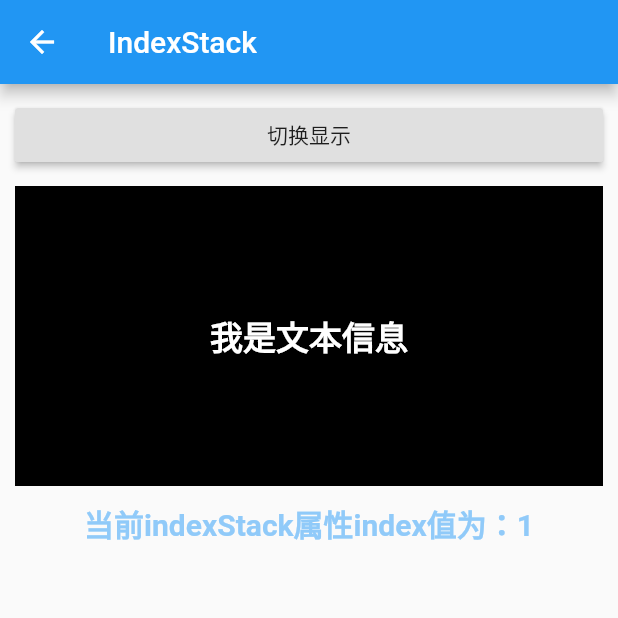
After one commit to WuJinLi/flutterDemo, a Flutter app: the IndexStackLayout screen opened directly, after a tap on "切换显示", on a phone screen of 412 x 824 dp, the top half of it. The commit adds this screen. Run offline on Flutter 3.47's test engine with Material 2 defaults, Android fonts, the phone set to English and light mode, and no system bars; our stand-ins replace date_format, flutter_datetime_picker, toast; generated files the repository leaves out were written again; network calls fail.

Commit message:
添加indexstack，实现多个组件指定显示功能

```diff
--- /dev/null
+++ b/lib/pages/page/layout/index_stack_layout.dart
@@ -0,0 +1,89 @@
+import 'package:flutter/material.dart';
+
+/**
+ * indexStack实现指定child展示的布局的演
+ * indexStack继承Stack，它的作用是显示第index个child，其他的子child都是不可见的
+ */
+class IndexStackLayout extends StatefulWidget {
+  @override
+  State<StatefulWidget> createState() => _IndexStackLayoutState();
+}
+
+class _IndexStackLayoutState extends State<IndexStackLayout> {
+  int index = 0;
+
+  @override
+  Widget build(BuildContext context) {
+    // TODO: implement build
+    return Scaffold(
+      appBar: AppBar(
+        title: Text('IndexStack'),
+      ),
+      body: Padding(
+        padding: EdgeInsets.all(10.0),
+        child: Column(
+          children: <Widget>[
+            Row(
+              children: <Widget>[
+                Expanded(
+                    child: RaisedButton(
+                  onPressed: () {
+                    if (this.index == 0) {
+                      setState(() {
+                        this.index = 1;
+                      });
+                    } else if (this.index == 1) {
+                      setState(() {
+                        this.index = 0;
+                      });
+                    }
+                  },
+                  child: Text("切换显示"),
+                ))
+              ],
+            ),
+            SizedBox(
+              height: 10,
+            ),
+            IndexedStack(
+              index: this.index,
+              children: <Widget>[
+                Image.network(
+                    'http://img4.cache.netease.com/photo/0001/2010-04-17/64EFS71V05RQ0001.jpg'),
+                Container(
+                  width: double.infinity,
+                  height: 200,
+                  alignment: Alignment.center,
+                  decoration: BoxDecoration(color: Colors.black),
+                  child: Text(
+                    '我是文本信息',
+                    style: TextStyle(
+                        fontSize: 22.0,
+                        fontWeight: FontWeight.bold,
+                        color: Colors.white),
+                  ),
+                )
+              ],
+            ),
+            SizedBox(
+              height: 10,
+            ),
+            Row(
+              children: <Widget>[
+                Expanded(
+                    child: Text(
+                  '当前indexStack属性index值为：${index}',
+                  textAlign: TextAlign.center,
+                  style: TextStyle(
+                      fontSize: 20.0,
+                      color: Colors.blue[200],
+                      fontWeight: FontWeight.bold),
+                ))
+              ],
+            )
+          ],
+        ),
+      ),
+    );
+  }
+}
--- a/lib/pages/page/layout/location_page.dart
+++ b/lib/pages/page/layout/location_page.dart
@@ -43,9 +43,22 @@ class _LocationState extends State<LocationPage> {
               children: <Widget>[
                 Expanded(
                   child: RaisedButton(
-                      child: Text('Stack/Positioned'), onPressed: () {
-                        Navigator.pushNamed(context, '/stack_positioned_layout');
-                  }),
+                      child: Text('Stack/Positioned'),
+                      onPressed: () {
+                        Navigator.pushNamed(
+                            context, '/stack_positioned_layout');
+                      }),
+                )
+              ],
+            ),
+            Row(
+              children: <Widget>[
+                Expanded(
+                  child: RaisedButton(
+                      child: Text('IndexStack'),
+                      onPressed: () {
+                        Navigator.pushNamed(context, '/index_stack_layout');
+                      }),
                 )
               ],
             ),
--- a/lib/routes/routes_config.dart
+++ b/lib/routes/routes_config.dart
@@ -33,6 +33,7 @@ import 'package:flutter_learn/pages/page/cupertion/cupertino_detail.dart';
 import 'package:flutter_learn/pages/page/layout/stack_align_layout.dart';
 import 'package:flutter_learn/pages/page/layout/stack_aligment_layout.dart';
 import 'package:flutter_learn/pages/page/layout/stack_positioned_layout.dart';
+import 'package:flutter_learn/pages/page/layout/index_stack_layout.dart';
 
 /**
  * 配置路由
@@ -75,6 +76,7 @@ final routes = {
   "/location_page": (context) => prefix0.LocationPage(),
   "/stack_aligment_layout": (context) => StackAligmentLayout(),
   '/stack_positioned_layout':(context) => StackPositionedLayout(),
+  '/index_stack_layout':(context) => IndexStackLayout(),
 };
 
 var onGenerateRoute = (RouteSettings settings) {
```
